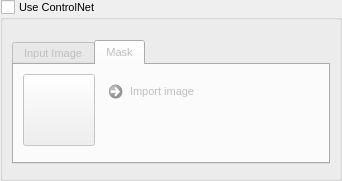
The window that src/airunner/widgets/controlnet_settings/templates/controlnet_settings.ui (Capsize-Games/airunner) describes before a commit, drawn with Qt 5.
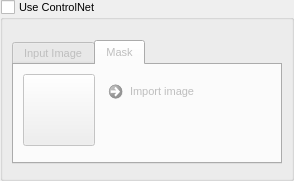
The same window after the commit. The open tabs and pages were chosen to show the change. Icons and pictures are not drawn. Custom widgets are drawn as their Qt base class.

Commit message: input image and controlnet widget updates

```diff
--- a/src/airunner/widgets/controlnet_settings/templates/controlnet_settings.ui
+++ b/src/airunner/widgets/controlnet_settings/templates/controlnet_settings.ui
@@ -6,7 +6,7 @@
    <rect>
     <x>0</x>
     <y>0</y>
-    <width>342</width>
+    <width>294</width>
     <height>181</height>
    </rect>
   </property>
@@ -649,6 +649,12 @@
                  <verstretch>0</verstretch>
                 </sizepolicy>
                </property>
+               <property name="minimumSize">
+                <size>
+                 <width>10</width>
+                 <height>0</height>
+                </size>
+               </property>
                <property name="maximumSize">
                 <size>
                  <width>16777215</width>
```
Left out of the diff: 2 changed lines with no effect on the pictures. The commit also changes 3 other files.
